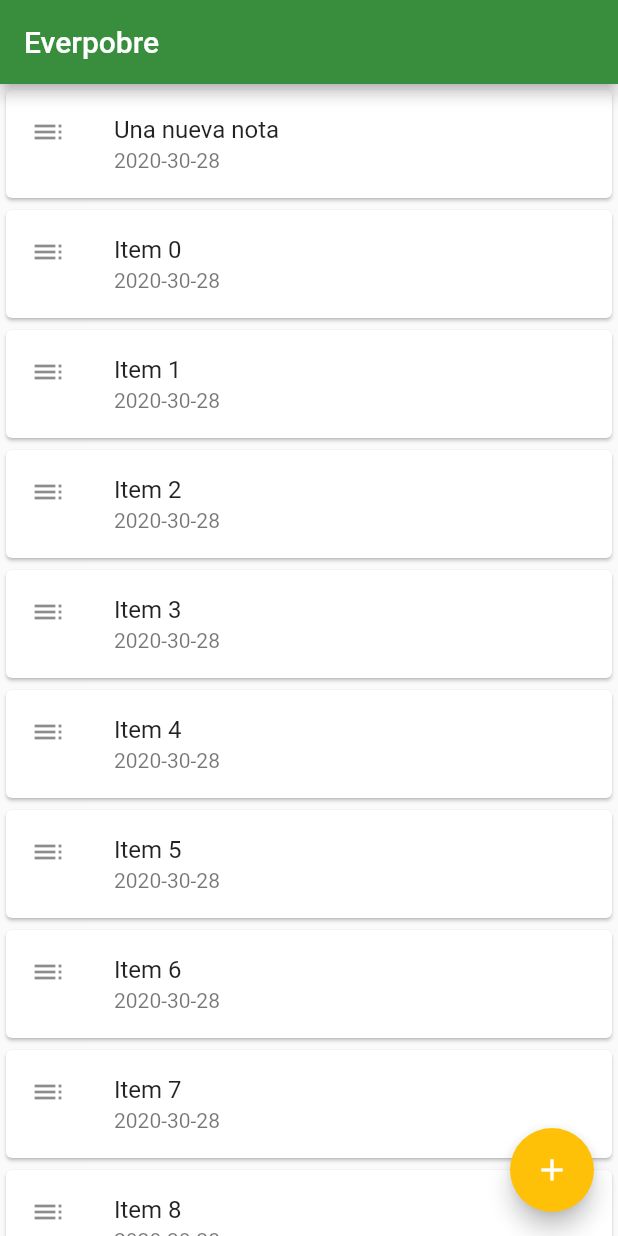
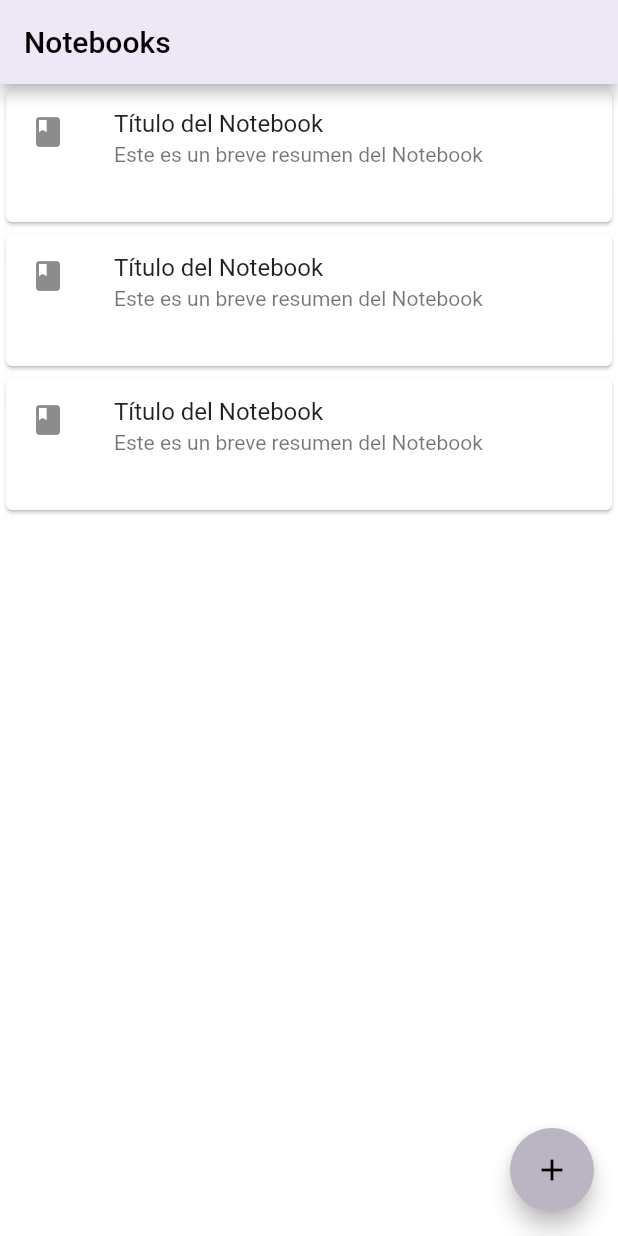
Before and after one commit to EvaGonf12/Flutter, a Flutter app: the screen it shows after launch, after a tap on the "add" icon, on a phone screen of 412 x 824 dp. Run offline on Flutter 3.47's test engine with Material 2 defaults, Android fonts, the phone set to English and light mode, and no system bars.

Commit message:
Creado el listado de Notebooks

```diff
--- /dev/null
+++ b/lib/Scenes/notebooks_scene.dart
@@ -0,0 +1,82 @@
+import 'package:everpobre/domain/notebooks.dart';
+import 'package:flutter/material.dart';
+import 'package:intl/intl.dart';
+
+class NotebooksListView extends StatefulWidget {
+  // Data
+  final Notebooks _model;
+
+  // Constructor
+  const NotebooksListView(Notebooks model) : _model = model;
+
+  @override
+  State<StatefulWidget> createState() => _NotebooksListViewState();
+}
+
+class _NotebooksListViewState extends State<NotebooksListView> {
+  void modelDidChange() {
+    setState(() {});
+  }
+
+  @override
+  void didChangeDependencies() {
+    widget._model.addListener(modelDidChange);
+    super.didChangeDependencies();
+  }
+
+  @override
+  void dispose() {
+    widget._model.removeListener(modelDidChange);
+    super.dispose();
+  }
+
+  @override
+  Widget build(BuildContext context) {
+    return ListView.builder(
+      itemCount: widget._model.length,
+      itemBuilder: (context, index) {
+        return NotebookSliver(widget._model, index);
+      },
+    );
+  }
+}
+
+class NotebookSliver extends StatefulWidget {
+  final Notebooks notebooks;
+  final int index;
+
+  const NotebookSliver(Notebooks notebooks, int index)
+      : this.notebooks = notebooks,
+        this.index = index;
+
+  _NotebookSliverState createState() => _NotebookSliverState();
+}
+
+class _NotebookSliverState extends State<NotebookSliver> {
+  Widget build(BuildContext context) {
+    return Dismissible(
+      key: UniqueKey(),
+      onDismissed: (direction) {
+        widget.notebooks.removeAt(widget.index);
+
+        Scaffold.of(context).showSnackBar(
+          const SnackBar(
+            content: Text("Notebook has been deleted!"),
+          ),
+        );
+        setState(() {});
+      },
+      background: Container(
+        color: Colors.red,
+      ),
+      child: Card(
+        child: ListTile(
+          leading: const Icon(Icons.book),
+          title: Text(widget.notebooks[widget.index].title),
+          subtitle: Text(widget.notebooks[widget.index].description),
+          isThreeLine: true,
+        ),
+      ),
+    );
+  }
+}
--- a/lib/Scenes/notes_scene.dart
+++ b/lib/Scenes/notes_scene.dart
@@ -3,10 +3,13 @@ import 'package:flutter/material.dart';
 import 'package:intl/intl.dart';
 
 class NotesListView extends StatefulWidget {
+  // Data
   final Notebook _model;
 
+  // Constructor
   const NotesListView(Notebook model) : _model = model;
 
+  // State
   @override
   _NotesListViewState createState() => _NotesListViewState();
 }
--- a/lib/domain/notebook.dart
+++ b/lib/domain/notebook.dart
@@ -2,17 +2,27 @@ import 'package:everpobre/domain/note.dart';
 import 'package:flutter/material.dart';
 
 class Notebook with ChangeNotifier {
-  static final shared = Notebook();
+  static final shared = Notebook.generate();
 
+  String _title = "";
+  String _description = "";
   final List<Note> _notes = [];
 
   int get length => _notes.length;
+  String get title => _title;
+  String get description => _description;
 
   // Constructores
-  Notebook();
+  Notebook(String title, String description) {
+    _title = title;
+    _description = description;
+    _notes.addAll(List.generate(12, (index) => Note("Item $index")));
+  }
 
-  Notebook.testDataBuilder() {
-    _notes.addAll(List.generate(100, (index) => Note("Item $index")));
+  Notebook.generate() {
+    _title = "Título del Notebook ";
+    _description = "Este es un breve resumen del Notebook";
+    _notes.addAll(List.generate(12, (index) => Note("Item $index")));
   }
 
   // Accesores
--- /dev/null
+++ b/lib/domain/notebooks.dart
@@ -0,0 +1,48 @@
+import 'package:everpobre/domain/notebook.dart';
+import 'package:flutter/material.dart';
+
+class Notebooks with ChangeNotifier {
+  // Data
+  String _title = "";
+  final List<Notebook> _notebooks = [];
+
+  int get length => _notebooks.length;
+  String get title => _title;
+
+  // Constructores
+  Notebooks();
+
+  Notebooks.generate() {
+    _title = "Notebooks";
+    _notebooks.addAll(List.generate(2, (index) => Notebook.generate()));
+  }
+
+  // Accesores
+  Notebook operator [](int index) {
+    return _notebooks[index];
+  }
+
+  // Mutadores
+  bool remove(Notebook notebook) {
+    final n = _notebooks.remove(notebook);
+    notifyListeners();
+    return n;
+  }
+
+  Notebook removeAt(int index) {
+    final Notebook n = _notebooks.removeAt(index);
+    notifyListeners();
+    return n;
+  }
+
+  void add(Notebook notebook) {
+    _notebooks.insert(0, notebook);
+    notifyListeners();
+  }
+
+  // Object Protocol
+  @override
+  String toString() {
+    return "<$runtimeType: $length notebooks>";
+  }
+}
--- a/lib/main.dart
+++ b/lib/main.dart
@@ -1,10 +1,11 @@
-import 'package:everpobre/Scenes/notes_scene.dart';
+import 'package:everpobre/Scenes/notebooks_scene.dart';
 import 'package:everpobre/domain/notebook.dart';
+import 'package:everpobre/domain/notebooks.dart';
 import 'package:everpobre/text_resources.dart';
 import 'package:flutter/material.dart';
-import 'package:everpobre/domain/note.dart';
 
-final Notebook model = Notebook.testDataBuilder();
+final Notebooks model = Notebooks.generate();
+
 void main() {
   runApp(TreeBuilder());
 }
@@ -14,20 +15,30 @@ class TreeBuilder extends StatelessWidget {
   Widget build(BuildContext context) {
     return MaterialApp(
       theme: ThemeData.light().copyWith(
-        primaryColor: Color(0xFF388E3C),
-        accentColor: Color(0xFFFFC107),
+        primaryColor: Color(0xFFede7f6),
+        accentColor: Color(0xFFb39ddb),
+        primaryColorLight: Color(0xFFffffff),
+        primaryColorDark: Color(0xFFbbb5c3),
+        scaffoldBackgroundColor: Color(0xFFffffff),
       ),
       title: TextResources.appName,
       home: Scaffold(
         appBar: AppBar(
-          title: Text(TextResources.appName),
+          title: Text(
+            model.title,
+            style: TextStyle(color: Colors.black),
+          ),
         ),
-        body: NotesListView(model),
+        body: NotebooksListView(model),
         floatingActionButton: FloatingActionButton(
+          backgroundColor: Color(0xFFbbb5c3),
           onPressed: () {
-            model.add(Note("Una nueva nota"));
+            model.add(Notebook.generate());
           },
-          child: const Icon(Icons.add),
+          child: const Icon(
+            Icons.add,
+            color: Colors.black,
+          ),
         ),
       ),
     );
```
Also changed, not shown: 2 other files.
